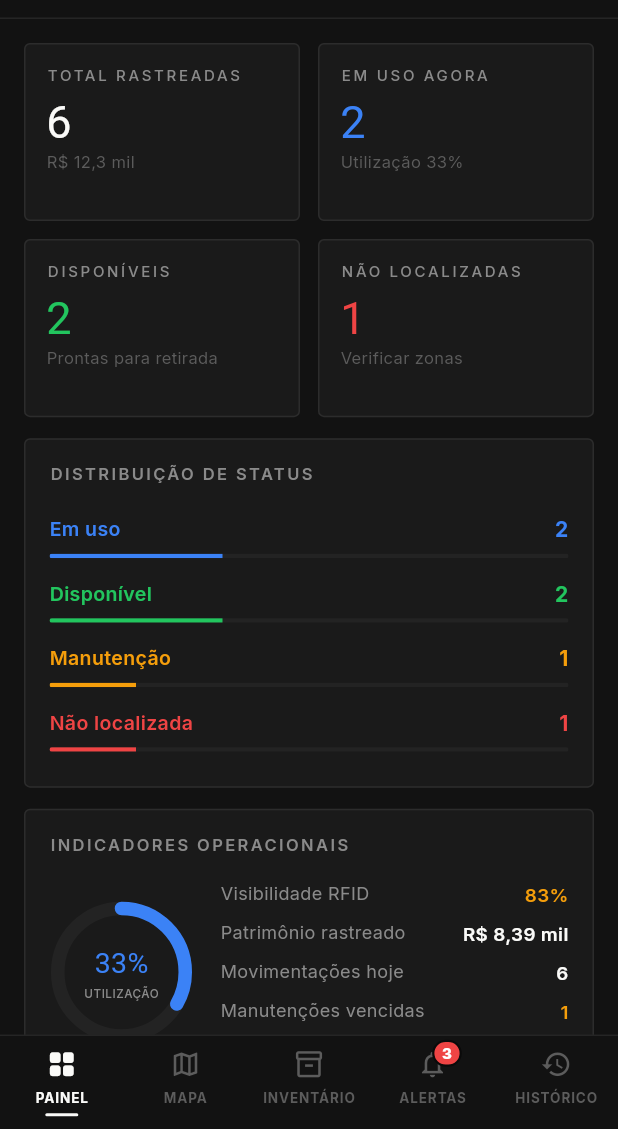
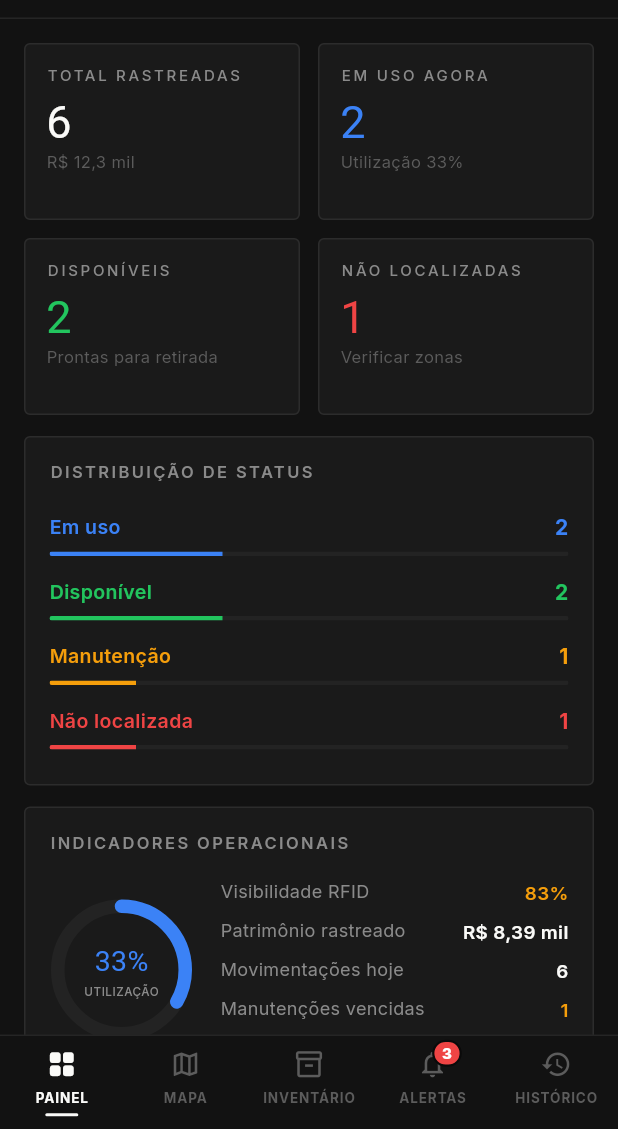
Before and after one commit to Leonardo-Pinhoo/TCC-Mobile, a Flutter app: the HomeShell screen opened directly, on a phone screen of 412 x 824 dp, the part 107-1236 px from its top. Run offline on Flutter 3.47's test engine with Material 3 defaults, Android fonts, the phone set to English and light mode, and no system bars; our stand-ins replace shared_preferences; accounts and stored records are empty; Roboto replaces fonts that are missing (Alata).

Commit message:
Corrige "0 min atrás" e o vão dos cartões do painel no tablet
timeAgo cortava "agora" em 30 segundos mas formatava a faixa seguinte
em minutos inteiros, então toda leitura entre 30s e 59s caía na segunda
faixa como "0 min atrás". Aparecia no inventário e na ficha, com duas
ferramentas lidas no mesmo instante mostrando textos diferentes. O corte
passa a ser em minutos, na mesma unidade da faixa seguinte.

Os testes não pegavam porque saltavam de 0s direto para 2min; agora
cobrem a fronteira de 29s, 30s, 45s, 59s e 60s.

A grade de KPIs usava childAspectRatio, que deriva a altura da largura.
Num tablet cada cartão ficava com 681px de largura e 441px de altura
para um conteúdo de altura fixa (~100dp), abrindo cerca de 300px vazios
por cartão e empurrando movimentações e alertas para fora da tela. Passa
a usar mainAxisExtent.

Co-Authored-By: Claude Opus 5 <noreply@anthropic.com>

```diff
--- a/rfid_live/lib/core/utils/formatters.dart
+++ b/rfid_live/lib/core/utils/formatters.dart
@@ -28,7 +28,10 @@ class Fmt {
   /// "agora", "2 min atrás", "1 h atrás", "3 d atrás".
   static String timeAgo(DateTime value, {DateTime? reference}) {
     final Duration diff = (reference ?? DateTime.now()).difference(value);
-    if (diff.isNegative || diff.inSeconds < 30) return 'agora';
+    // O corte é em minutos inteiros para casar com a unidade da faixa
+    // seguinte: cortar em segundos deixava 30s–59s cair aqui como
+    // "0 min atrás".
+    if (diff.isNegative || diff.inMinutes < 1) return 'agora';
     if (diff.inMinutes < 60) return '${diff.inMinutes} min atrás';
     if (diff.inHours < 24) return '${diff.inHours} h atrás';
     if (diff.inDays < 30) return '${diff.inDays} d atrás';
--- a/rfid_live/lib/features/dashboard/dashboard_page.dart
+++ b/rfid_live/lib/features/dashboard/dashboard_page.dart
@@ -216,13 +216,18 @@ class _KpiGrid extends StatelessWidget {
 
   @override
   Widget build(BuildContext context) {
-    return GridView.count(
-      crossAxisCount: 2,
+    return GridView(
       shrinkWrap: true,
       physics: const NeverScrollableScrollPhysics(),
-      mainAxisSpacing: 12,
-      crossAxisSpacing: 12,
-      childAspectRatio: 1.55,
+      // Altura fixa em vez de proporção: o conteúdo do cartão tem altura
+      // constante, então amarrá-lo à largura esticava os cartões e abria
+      // um vão enorme em telas largas (tablet).
+      gridDelegate: const SliverGridDelegateWithFixedCrossAxisCount(
+        crossAxisCount: 2,
+        mainAxisSpacing: 12,
+        crossAxisSpacing: 12,
+        mainAxisExtent: 118,
+      ),
       children: <Widget>[
         KpiCard(
           label: 'Total rastreadas',
```
Also changed, not shown: 1 other file.
